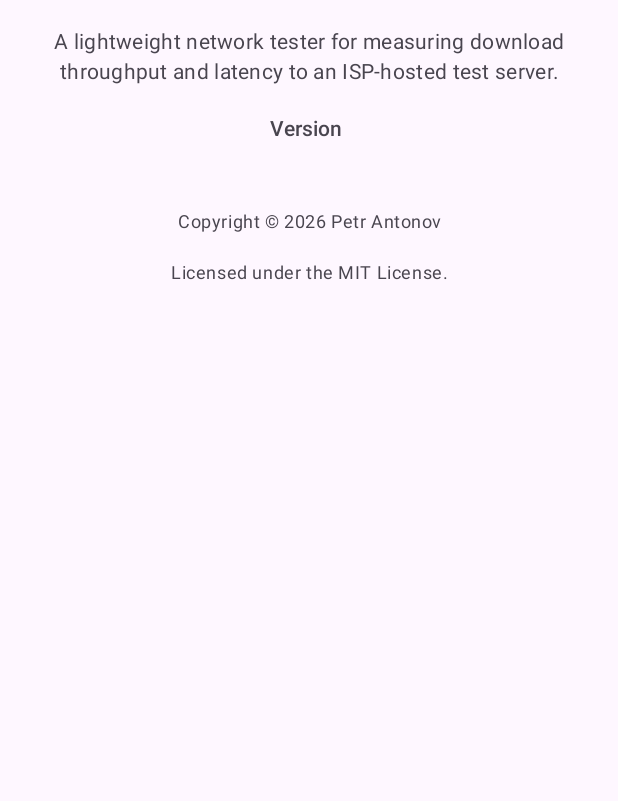
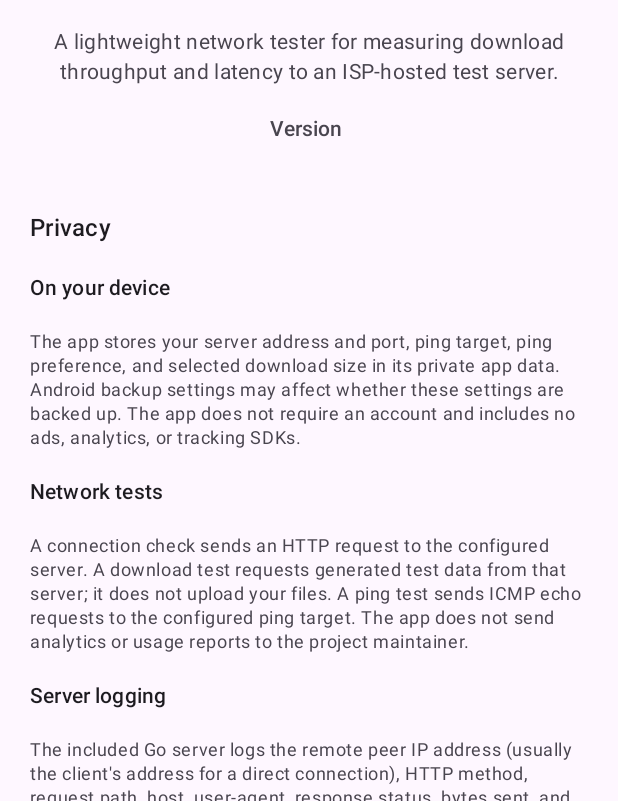
Before and after one commit to pietro-a/isp-network-tester, an Android app built with Jetpack Compose: the composable AboutScreen shown on its own in the app's theme, on a phone screen of 412 x 824 dp, the part 435-1236 px from its top. Run offline under Robolectric (Android 15) with nearby library versions, the phone set to English and light mode, and no system bars.

Commit message:
docs: add privacy statement and About screen details

```diff
--- a/android/app/src/main/java/space/antonov/ispnetworktester/ui/AboutScreen.kt
+++ b/android/app/src/main/java/space/antonov/ispnetworktester/ui/AboutScreen.kt
@@ -90,6 +90,84 @@ fun AboutScreen(
         Spacer(modifier = Modifier.height(8.dp))
 
         Text(
+            text = "Privacy",
+            modifier = Modifier.fillMaxWidth(),
+            style = MaterialTheme.typography.titleMedium,
+            fontWeight = FontWeight.SemiBold,
+            textAlign = TextAlign.Start,
+        )
+
+        Text(
+            text = "On your device",
+            modifier = Modifier.fillMaxWidth(),
+            style = MaterialTheme.typography.titleSmall,
+            fontWeight = FontWeight.SemiBold,
+            textAlign = TextAlign.Start,
+        )
+        Text(
+            text = "The app stores your server address and port, ping target, ping preference, and selected download size in its private app data. Android backup settings may affect whether these settings are backed up. The app does not require an account and includes no ads, analytics, or tracking SDKs.",
+            modifier = Modifier.fillMaxWidth(),
+            style = MaterialTheme.typography.bodySmall,
+            color = MaterialTheme.colorScheme.onSurfaceVariant,
+            textAlign = TextAlign.Start,
+        )
+
+        Text(
+            text = "Network tests",
+            modifier = Modifier.fillMaxWidth(),
+            style = MaterialTheme.typography.titleSmall,
+            fontWeight = FontWeight.SemiBold,
+            textAlign = TextAlign.Start,
+        )
+        Text(
+            text = "A connection check sends an HTTP request to the configured server. A download test requests generated test data from that server; it does not upload your files. A ping test sends ICMP echo requests to the configured ping target. The app does not send analytics or usage reports to the project maintainer.",
+            modifier = Modifier.fillMaxWidth(),
+            style = MaterialTheme.typography.bodySmall,
+            color = MaterialTheme.colorScheme.onSurfaceVariant,
+            textAlign = TextAlign.Start,
+        )
+
+        Text(
+            text = "Server logging",
+            modifier = Modifier.fillMaxWidth(),
+            style = MaterialTheme.typography.titleSmall,
+            fontWeight = FontWeight.SemiBold,
+            textAlign = TextAlign.Start,
+        )
+        Text(
+            text = "The included Go server logs the remote peer IP address (usually the client's address for a direct connection), HTTP method, request path, host, user-agent, response status, bytes sent, and request duration. Invalid download-size values and error details may also be logged. The server operator controls access to and retention of these logs; a proxy or hosting provider may collect additional information.",
+            modifier = Modifier.fillMaxWidth(),
+            style = MaterialTheme.typography.bodySmall,
+            color = MaterialTheme.colorScheme.onSurfaceVariant,
+            textAlign = TextAlign.Start,
+        )
+
+        Text(
+            text = "Network security",
+            modifier = Modifier.fillMaxWidth(),
+            style = MaterialTheme.typography.titleSmall,
+            fontWeight = FontWeight.SemiBold,
+            textAlign = TextAlign.Start,
+        )
+        Text(
+            text = "Server requests currently use unencrypted HTTP. Network operators may be able to observe or modify this traffic. Use a server and network you trust. ICMP traffic is also visible to the ping target and network devices along the path.",
+            modifier = Modifier.fillMaxWidth(),
+            style = MaterialTheme.typography.bodySmall,
+            color = MaterialTheme.colorScheme.onSurfaceVariant,
+            textAlign = TextAlign.Start,
+        )
+
+        Text(
+            text = "For details about the project server and deployment, see the privacy statement distributed with the project. Contact the organization operating your configured server for information about its logging practices.",
+            modifier = Modifier.fillMaxWidth(),
+            style = MaterialTheme.typography.bodySmall,
+            color = MaterialTheme.colorScheme.onSurfaceVariant,
+            textAlign = TextAlign.Start,
+        )
+
+        Spacer(modifier = Modifier.height(8.dp))
+
+        Text(
             text = "Copyright © 2026 Petr Antonov",
             style = MaterialTheme.typography.bodySmall,
             color = MaterialTheme.colorScheme.onSurfaceVariant,
```
Also changed, not shown: 3 other files.
